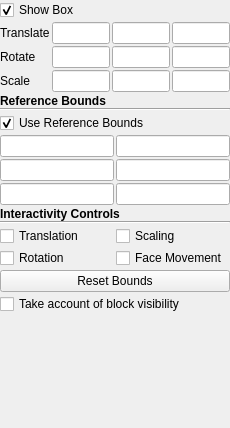
The window that Qt/ApplicationComponents/Resources/UI/pqBoxPropertyWidget.ui (Kitware/ParaView) describes before a commit, drawn with Qt 5.
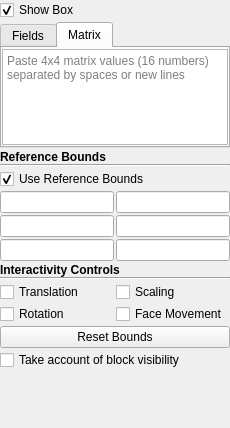
The same window after the commit. The open tabs and pages were chosen to show the change. Custom widgets are drawn as their Qt base class.

Commit message: [feat] Add matrix option for InteractiveBox widget

The edit to the form file:
```diff
--- a/Qt/ApplicationComponents/Resources/UI/pqBoxPropertyWidget.ui
+++ b/Qt/ApplicationComponents/Resources/UI/pqBoxPropertyWidget.ui
@@ -45,6 +45,14 @@
     </widget>
    </item>
    <item>
+    <widget class="QTabWidget" name="tabWidget">
+     <property name="currentIndex">
+      <number>0</number>
+     </property>
+     <widget class="QWidget" name="fieldsPage">
+      <attribute name="title">
+       <string>Fields</string>
+      </attribute>
     <layout class="QGridLayout" name="gridLayout">
      <property name="leftMargin">
       <number>0</number>
@@ -110,6 +118,49 @@
       </widget>
      </item>
     </layout>
+     </widget>
+     <widget class="QWidget" name="matrixPage">
+      <attribute name="title">
+       <string>Matrix</string>
+      </attribute>
+      <layout class="QVBoxLayout" name="verticalLayout_matrix">
+       <property name="leftMargin">
+        <number>0</number>
+       </property>
+       <property name="topMargin">
+        <number>0</number>
+       </property>
+       <property name="rightMargin">
+        <number>0</number>
+       </property>
+       <property name="bottomMargin">
+        <number>0</number>
+       </property>
+       <property name="spacing">
+        <number>2</number>
+       </property>
+       <item>
+        <widget class="QPlainTextEdit" name="matrixEdit">
+         <property name="sizePolicy">
+          <sizepolicy hsizetype="Preferred" vsizetype="Fixed">
+           <horstretch>0</horstretch>
+           <verstretch>0</verstretch>
+          </sizepolicy>
+         </property>
+         <property name="maximumSize">
+          <size>
+           <width>16777215</width>
+           <height>96</height>
+          </size>
+         </property>
+         <property name="placeholderText">
+          <string>Paste 4x4 matrix values (16 numbers) separated by spaces or new lines</string>
+         </property>
+        </widget>
+       </item>
+      </layout>
+     </widget>
+    </widget>
    </item>
    <item>
     <layout class="QVBoxLayout" name="verticalLayout_2">
```
Lines whose indentation alone changed are shown as unchanged. The commit also changes 6 other files.
